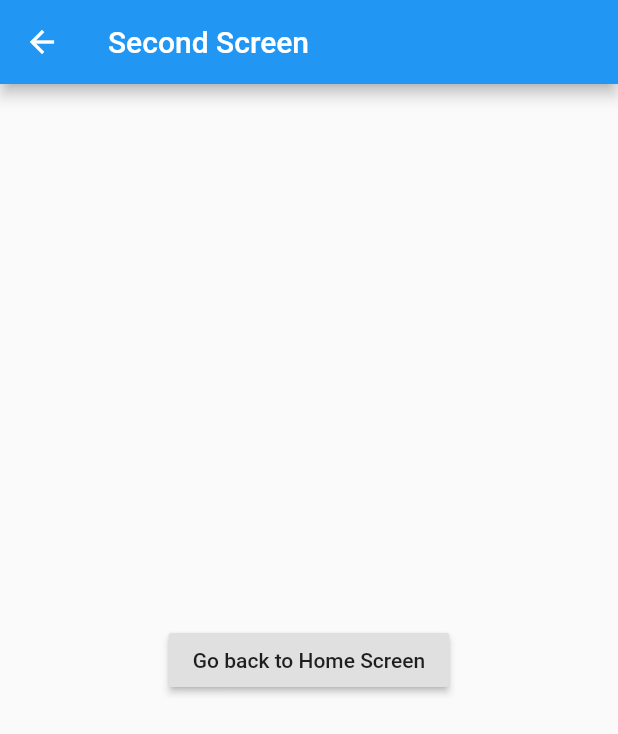
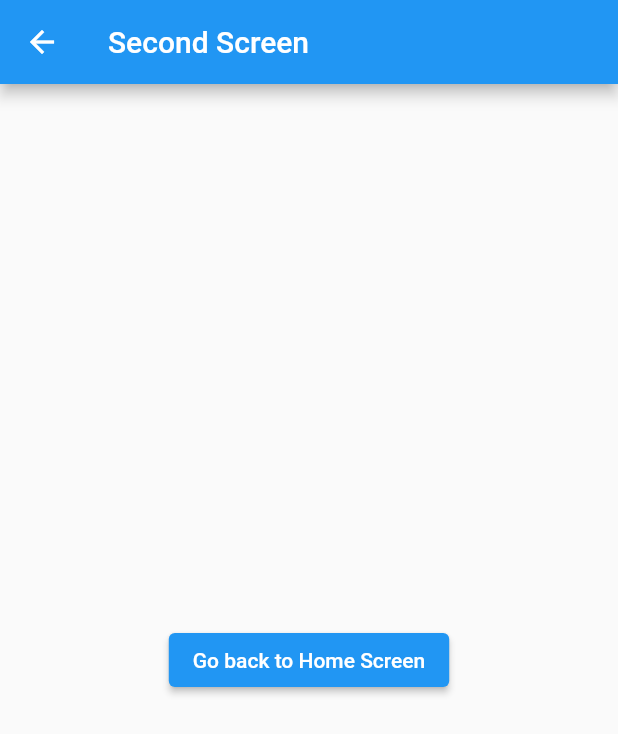
Before and after one commit to sachinv26/pet_store, a Flutter app: the screen it shows after launch, after a tap on "Login", on a phone screen of 412 x 824 dp. Shown: the top 734 px of the screen. Run offline on Flutter 3.47's test engine with Material 2 defaults, Android fonts, the phone set to English and light mode, and no system bars.

Commit message:
buttons upgraded

```diff
--- a/lib/landingpage.dart
+++ b/lib/landingpage.dart
@@ -13,7 +13,7 @@ class _MySecondPageState extends State<MySecondPage> {
         title: Text('Second Screen'),
       ),
       body: Center(
-        child: RaisedButton(
+        child: ElevatedButton(
           child: Text('Go back to Home Screen'),
           onPressed: () {
             Navigator.pop(context);
--- a/lib/main.dart
+++ b/lib/main.dart
@@ -1,5 +1,4 @@
 import 'package:flutter/material.dart';
-import 'package:petstore/landingpage.dart';
 
 void main() {
   runApp(MaterialApp(
@@ -34,8 +33,8 @@ class _loginpagestate extends State<loginpage> {
                 Container(
                     alignment: Alignment.center,
                     padding: EdgeInsets.all(10),
-                    child: Text(
-                      'Welcome',
+                    child: const Text(
+                      'Welcome to the Pet Store',
                       style: TextStyle(
                           color: Colors.blue,
                           fontWeight: FontWeight.w500,
@@ -44,7 +43,7 @@ class _loginpagestate extends State<loginpage> {
                 Container(
                     alignment: Alignment.center,
                     padding: EdgeInsets.all(10),
-                    child: Text(
+                    child: const Text(
                       'Sign in',
                       style: TextStyle(fontSize: 20),
                     )),
@@ -52,7 +51,7 @@ class _loginpagestate extends State<loginpage> {
                   padding: EdgeInsets.all(10),
                   child: TextField(
                     controller: nameController,
-                    decoration: InputDecoration(
+                    decoration: const InputDecoration(
                       border: OutlineInputBorder(),
                       labelText: 'User Name',
                     ),
@@ -63,25 +62,28 @@ class _loginpagestate extends State<loginpage> {
                   child: TextField(
                     obscureText: true,
                     controller: passwordController,
-                    decoration: InputDecoration(
+                    decoration: const InputDecoration(
                       border: OutlineInputBorder(),
                       labelText: 'Password',
                     ),
                   ),
                 ),
-                FlatButton(
+                TextButton(
                   onPressed: (){
                     //forgot password screen
                   },
-                  textColor: Colors.blue,
-                  child: Text('Forgot Password',style: TextStyle(fontSize: 20),),
+                  style: TextButton.styleFrom(
+                    primary: Colors.yellow
+                  ),
+                  child: Text('Forgot Password',style: const TextStyle(fontSize: 20),),
                 ),
                 Container(
                     height: 50,
-                    padding: EdgeInsets.fromLTRB(10, 0, 10, 0),
-                    child: RaisedButton(
-                      textColor: Colors.white,
-                      color: Colors.blue,
+                    padding: const EdgeInsets.fromLTRB(10, 0, 10, 0),
+                    child: ElevatedButton(
+                      style: ElevatedButton.styleFrom(
+                        primary: Colors.teal
+                      ),
                       child: Text('Login'),
                       onPressed: () {
                         Navigator.push(
@@ -90,13 +92,14 @@ class _loginpagestate extends State<loginpage> {
                         );
                       },
                     )),
-                Container(
-                    child: Row(
+                Row(
                   children: <Widget>[
-                        Text('Dont have a account ?',style: TextStyle(fontSize: 18),),
-                        FlatButton(
-                          textColor: Colors.blue,
-                          child: Text(
+                    const Text('Dont have a account ?',style: TextStyle(fontSize: 18),),
+                    TextButton(
+                      style: TextButton.styleFrom(
+                        primary: Colors.blue
+                      ),
+                      child: const Text(
                         'Sign up',
                         style: TextStyle(fontSize: 20),
                       ),
@@ -106,7 +109,7 @@ class _loginpagestate extends State<loginpage> {
                     )
                   ],
                   mainAxisAlignment: MainAxisAlignment.center,
-                    ))
+                )
               ],
             )));
   }
@@ -117,11 +120,11 @@ class _MySecondPageState extends State<MySecondPage> {
   Widget build(BuildContext context) {
     return Scaffold(
       appBar: AppBar(
-        title: Text('Second Screen'),
+        title: const Text('Second Screen'),
       ),
       body: Center(
-        child: RaisedButton(
-          child: Text('Go back to Home Screen'),
+        child: ElevatedButton(
+          child: const Text('Go back to Home Screen'),
           onPressed: () {
             Navigator.pop(context);
           },
```
Lines whose indentation alone changed are shown as unchanged.
